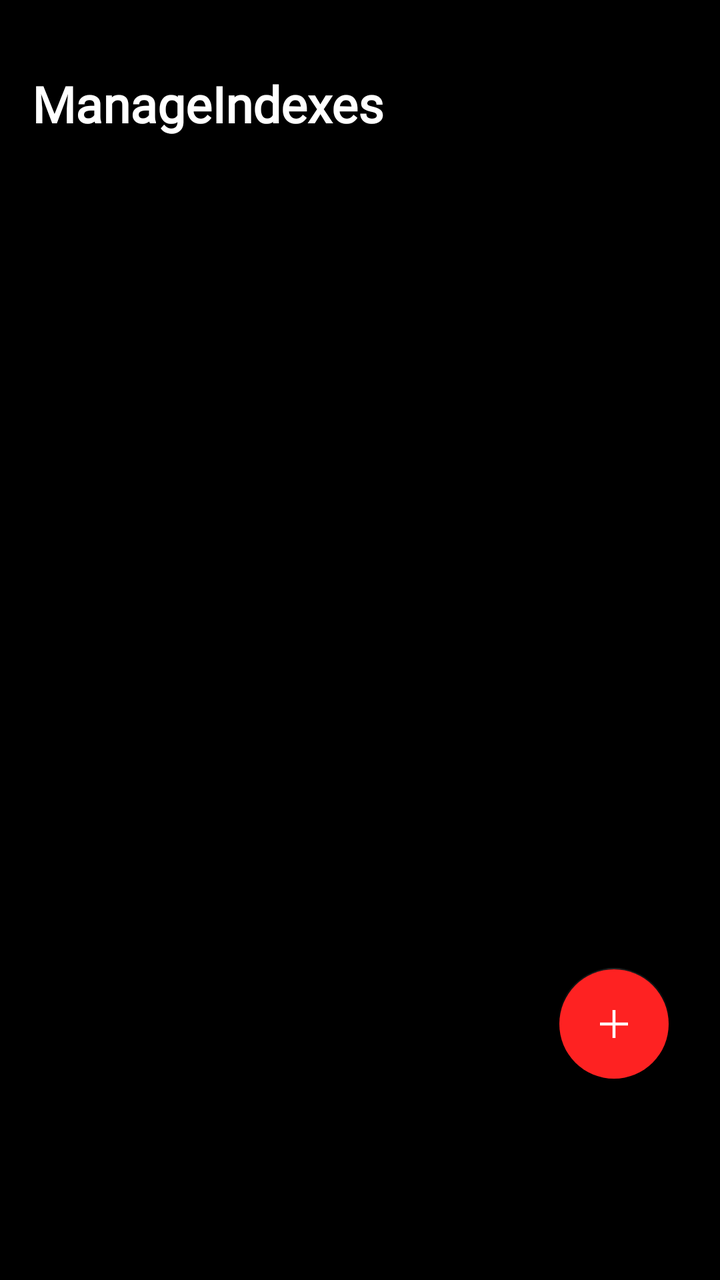
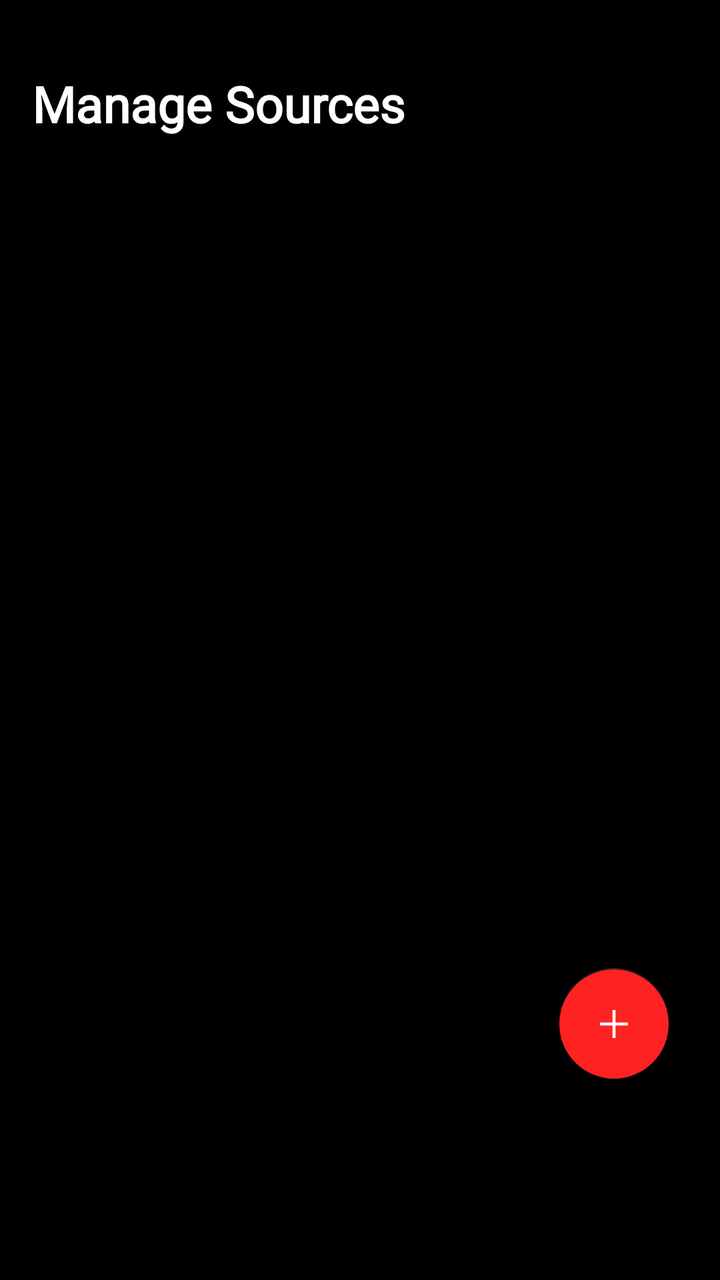

Compare the two renders of this Android layout. The source of the first and the diff that turns it into the second are given below.
<!-- AndroidManifest.xml: application theme Theme.MyApplication -->
<!-- res/layout/fragment_manage_indexes.xml -->
<?xml version="1.0" encoding="utf-8"?>
<RelativeLayout xmlns:android="http://schemas.android.com/apk/res/android"
    xmlns:app="http://schemas.android.com/apk/res-auto"
    xmlns:tools="http://schemas.android.com/tools"
    android:id="@+id/containersettings"
    android:layout_width="match_parent"
    android:layout_height="match_parent"
    android:clickable="true"
    android:focusable="true"
    android:background="@color/black"
    tools:context="com.miracle.kglaynyi.fragments.ManageIndexesFragment">


    <TextView
        android:id="@+id/manage_inde"
        android:layout_width="wrap_content"
        android:layout_height="wrap_content"
        android:layout_alignParentTop="true"
        android:layout_marginStart="16dp"
        android:layout_marginTop="35dp"
        android:fontFamily="@font/jost_medium"
        android:gravity="top"
        android:text="ManageIndexes"
        android:textColor="@color/white"
        android:textSize="25sp"
        android:textStyle="bold" />

    <TextView
        android:id="@+id/SettingsTitle"
        android:layout_width="wrap_content"
        android:layout_height="wrap_content"
        android:layout_alignParentStart="true"
        android:layout_alignParentTop="true"
        android:layout_marginStart="20dp"
        android:layout_marginTop="40dp"
        android:fontFamily="@font/jost_medium"
        android:textColor="@color/white"
        android:textSize="25sp" />

    <androidx.recyclerview.widget.RecyclerView
        android:id="@+id/recyclerviewindexes"
        android:layout_width="match_parent"
        android:layout_height="match_parent"
        android:layout_below="@id/SettingsTitle"
        android:layout_gravity="center_horizontal"
        android:layout_marginLeft="5dp"
        android:layout_marginTop="30dp"
        android:layout_marginRight="5dp"
        android:clipToPadding="false"
        android:paddingBottom="150dp"
        android:scrollbars="horizontal"
        tools:itemCount="9"
        tools:listitem="@layout/index_item" />


    <com.google.android.material.floatingactionbutton.FloatingActionButton
        android:id="@+id/floating_button_add"
        android:layout_width="wrap_content"
        android:layout_height="wrap_content"
        android:layout_alignParentEnd="true"
        android:layout_alignParentBottom="true"
        android:layout_gravity="bottom|right"
        android:layout_marginEnd="25dp"
        android:layout_marginBottom="100dp"
        android:backgroundTint="#FE2222"
        android:clickable="true"
        android:contentDescription="@string/todo"
        android:focusable="true"
        android:src="@drawable/ic_add"
        app:fabSize="normal"
        tools:ignore="RtlHardcoded" />


</RelativeLayout>
<!-- res/layout/index_item.xml (included above) -->
<androidx.cardview.widget.CardView xmlns:android="http://schemas.android.com/apk/res/android"
    xmlns:app="http://schemas.android.com/apk/res-auto"
    xmlns:tools="http://schemas.android.com/tools"
    android:layout_gravity="center_horizontal"
    app:cardCornerRadius="8dp"
    app:cardElevation="8dp"
    android:focusable="false"
    android:layout_width="match_parent"
    android:layout_height="wrap_content"
    app:cardMaxElevation="10dp"
    android:backgroundTint="#1f1f1f"
    app:cardUseCompatPadding="true"
    app:cardPreventCornerOverlap="true">


    <RelativeLayout
        android:layout_width="match_parent"
        android:layout_height="wrap_content"
        android:weightSum="5"
        android:layout_gravity="center"
        android:orientation="vertical">


        <androidx.appcompat.widget.SwitchCompat
            android:id="@+id/enableIndexToggle"
            android:layout_width="42dp"
            android:layout_height="30dp"
            android:layout_alignParentEnd="true"
            android:layout_marginVertical="10dp"
            android:layout_marginStart="5dp"
            android:layout_marginEnd="15dp"
            android:checked="true"
            android:clickable="true"
            android:focusable="true"
            android:fontFamily="@font/jost_regular"
            android:gravity="center_vertical"
            android:textColor="@color/download_button_bg_color"
            android:textSize="16sp"
            android:thumb="@drawable/switch_ios_selector"
            app:track="@drawable/switch_ios_track"
            app:trackTint="@color/switch_bg_color" />


        <TextView
            android:id="@+id/textViewLink"
            android:layout_width="match_parent"
            android:layout_height="wrap_content"
            android:layout_below="@id/typeContainer"
            android:layout_centerHorizontal="true"
            android:layout_marginBottom="10dp"
            android:layout_marginHorizontal="15dp"
            android:background="@drawable/index_link_bg"
            android:focusable="false"
            android:padding="10dp"
            android:text="https://linkmastershared.thelinkmaster111.workers.dev/0:/25/Movies/"
            android:textColor="#70FFFFFF"
            android:textIsSelectable="true" />

        <androidx.constraintlayout.widget.ConstraintLayout
            android:id="@+id/typeContainer"
            android:layout_width="wrap_content"
            android:layout_height="wrap_content"
            android:layout_alignParentStart="true"
            android:layout_alignParentEnd="true"
            android:layout_marginVertical="15dp"
            android:layout_marginStart="15dp"
            android:layout_marginEnd="70dp"
            android:gravity="center_horizontal"
            android:orientation="horizontal">


            
            
            
            
            
            
            
            
            
            
            
            

            
            
            
            
            
            
            
            
            

            


            <TextView
                android:id="@+id/indexTypeInIndexAdapter"
                android:layout_width="wrap_content"
                android:layout_height="wrap_content"
                android:layout_alignParentStart="true"
                android:layout_alignParentTop="true"
                android:layout_centerHorizontal="true"
                android:focusable="false"
                android:fontFamily="@font/jost_medium"
                android:text="Index Type"
                android:textColor="@color/white"
                android:visibility="visible"
                app:layout_constraintBottom_toBottomOf="parent"
                app:layout_constraintEnd_toStartOf="@+id/folderTypeInIndexAdapter"
                app:layout_constraintHorizontal_bias="0.5"
                app:layout_constraintStart_toStartOf="parent"
                app:layout_constraintTop_toTopOf="parent" />


            <TextView
                android:id="@+id/folderTypeInIndexAdapter"
                android:layout_width="wrap_content"
                android:layout_height="wrap_content"
                android:layout_alignParentTop="true"
                android:layout_centerHorizontal="true"
                android:layout_toEndOf="@id/indexTypeInIndexAdapter"
                android:focusable="false"
                android:fontFamily="@font/jost_medium"
                android:text="Folder Type"
                android:textColor="@color/white"
                android:visibility="visible"
                app:layout_constraintBottom_toBottomOf="parent"
                app:layout_constraintEnd_toEndOf="parent"
                app:layout_constraintHorizontal_bias="0.5"
                app:layout_constraintStart_toEndOf="@+id/indexTypeInIndexAdapter"
                app:layout_constraintTop_toTopOf="parent" />
        </androidx.constraintlayout.widget.ConstraintLayout>



















        <RelativeLayout
            android:layout_width="match_parent"
            android:layout_height="wrap_content"
            android:layout_below="@id/textViewLink"
            android:layout_alignParentStart="true"
            android:layout_alignParentEnd="true"
            android:layout_alignParentBottom="false"
            android:background="#121212"
            android:paddingBottom="5dp">

            <TextView
                android:id="@+id/noOfMedia"
                android:layout_width="wrap_content"
                android:layout_height="wrap_content"
                android:layout_alignParentStart="true"
                android:layout_centerVertical="true"
                android:layout_gravity="center_vertical"
                android:layout_marginStart="20dp"
                android:layout_toStartOf="@id/refreshButton"
                android:fontFamily="@font/jost_medium"
                android:text="69 Movies"
                android:textColor="@color/white"
                android:textSize="20sp" />


            <ImageButton
                android:id="@+id/refreshButton"
                android:layout_width="30dp"
                android:layout_height="30dp"
                android:layout_gravity="center_vertical"
                android:layout_marginStart="5dp"
                android:layout_marginTop="5dp"
                android:layout_marginEnd="5dp"
                android:layout_marginBottom="5dp"
                android:layout_toStartOf="@id/deletebutton"
                android:background="@color/transparent"
                android:clickable="true"
                android:focusable="true"
                android:src="@drawable/ic_refresh"
                app:tint="@color/download_button_bg_color" />
            

            <ImageButton
                android:id="@+id/deletebutton"
                android:layout_width="30dp"
                android:layout_height="30dp"
                android:layout_alignParentEnd="true"
                android:layout_gravity="center_vertical"
                android:layout_marginStart="5dp"
                android:layout_marginTop="5dp"
                android:layout_marginEnd="15dp"
                android:layout_marginBottom="5dp"
                android:background="@color/transparent"
                android:clickable="true"
                android:focusable="true"
                android:src="@drawable/ic_delete"
                app:tint="@color/delete_button_color" />
            


        </RelativeLayout>

    </RelativeLayout>






</androidx.cardview.widget.CardView>
<!-- resources referenced by this layout -->
<resources>
  <color name="black">#FF000000</color>
  <color name="transparent">#00000000</color>
  <color name="white">#FFFFFFFF</color>
  <!-- drawable ic_add (drawable) -->
  <vector xmlns:android="http://schemas.android.com/apk/res/android"
      android:width="24dp"
      android:height="24dp"
  
      android:viewportWidth="48"
      android:viewportHeight="48">
    <path
        android:fillColor="#FFFFFF"
        android:pathData="M22.5,38V25.5H10v-3h12.5V10h3v12.5H38v3H25.5V38Z"/>
  </vector>
  <!-- drawable ic_delete (drawable) -->
  <vector android:height="24dp" android:tint="#FFFEFE"
      android:viewportHeight="24" android:viewportWidth="24"
      android:width="24dp" xmlns:android="http://schemas.android.com/apk/res/android">
      <path android:fillColor="@android:color/white" android:pathData="M6,19c0,1.1 0.9,2 2,2h8c1.1,0 2,-0.9 2,-2L18,7L6,7v12zM8,9h8v10L8,19L8,9zM15.5,4l-1,-1h-5l-1,1L5,4v2h14L19,4z"/>
  </vector>
  <!-- drawable ic_refresh (drawable) -->
  <vector android:height="24dp" android:tint="#fff"
      android:viewportHeight="24" android:viewportWidth="24"
      android:width="24dp" xmlns:android="http://schemas.android.com/apk/res/android">
      <path android:fillColor="@android:color/white" android:pathData="M17.65,6.35C16.2,4.9 14.21,4 12,4c-4.42,0 -7.99,3.58 -7.99,8s3.57,8 7.99,8c3.73,0 6.84,-2.55 7.73,-6h-2.08c-0.82,2.33 -3.04,4 -5.65,4 -3.31,0 -6,-2.69 -6,-6s2.69,-6 6,-6c1.66,0 3.14,0.69 4.22,1.78L13,11h7V4l-2.35,2.35z"/>
  </vector>
  <!-- drawable index_link_bg (drawable) -->
  <?xml version="1.0" encoding="UTF-8"?>
  <shape xmlns:android="http://schemas.android.com/apk/res/android">
      <solid android:color="#000000" />
      <corners android:radius="10dp"/>
  </shape>
  <!-- drawable switch_ios_selector (drawable) -->
  <?xml version="1.0" encoding="utf-8"?>
  <selector xmlns:android="http://schemas.android.com/apk/res/android">
      <item android:state_checked="true">
          <shape android:dither="true" android:shape="rectangle" android:useLevel="false" android:visible="true">
              <solid android:color="@color/white"/>
              <corners android:radius="12.5dp" />
              <size android:width="20dp" android:height="20dp" />
              <stroke android:width="3dp" android:color="#0000ffff" />
          </shape>
      </item>
      <item android:state_checked="false">
          <shape android:dither="true" android:shape="rectangle" android:useLevel="false" android:visible="true">
              <solid android:color="@color/white"/>
              <corners android:radius="12.5dp" />
              <size android:width="20dp" android:height="20dp" />
              <stroke android:width="3dp" android:color="#0000ffff" />
          </shape>
      </item>
  </selector>
  <string name="todo">TODO</string>
  <style name="Theme.MyApplication" parent="Theme.MaterialComponents.DayNight.NoActionBar">
  
          <item name="colorPrimary">@color/black</item>
          <item name="colorPrimaryVariant">@color/black</item>
          <item name="colorOnPrimary">@color/black</item>
          <item name="colorSecondary">@color/black</item>
          <item name="colorSecondaryVariant">@color/black</item>
          <item name="colorOnSecondary">@color/white</item>
          <item name="colorAccent">#00A3FF</item>
          <item name="android:statusBarColor">@color/transparent</item>
          
      </style>
  <!-- unchanged entries left out for length: 1 -->
</resources>

<!-- the commit's change to res/layout/fragment_manage_indexes.xml (unified diff, before → after) -->
@@ -20,7 +20,7 @@
         android:layout_marginTop="35dp"
         android:fontFamily="@font/jost_medium"
         android:gravity="top"
-        android:text="ManageIndexes"
+        android:text="Manage Sources"
         android:textColor="@color/white"
         android:textSize="25sp"
         android:textStyle="bold" />
